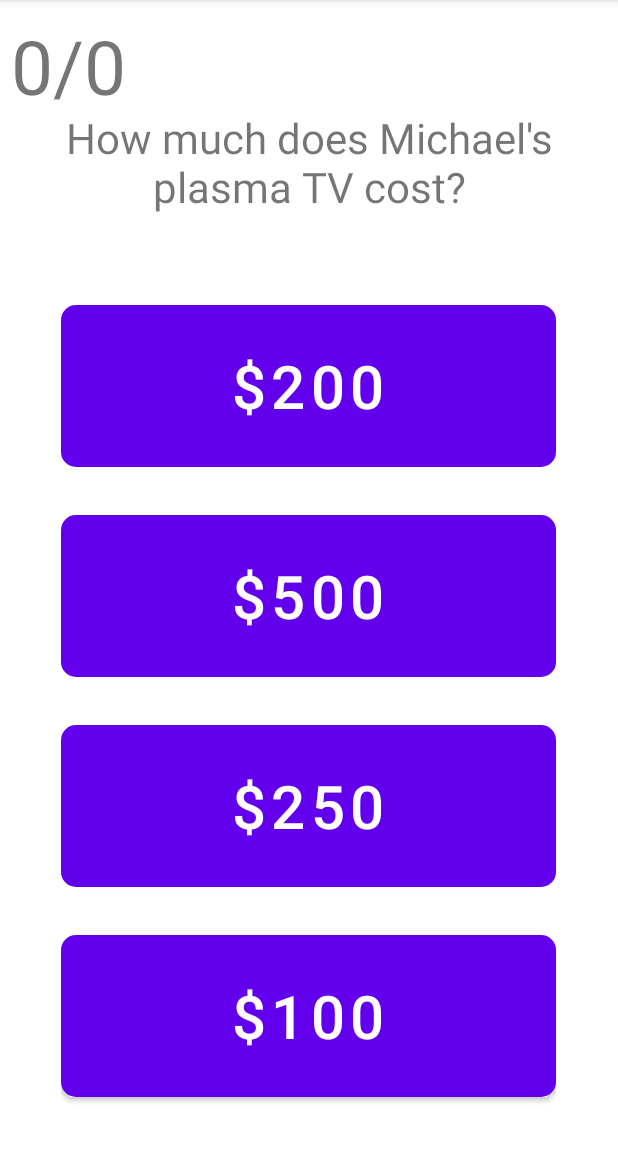
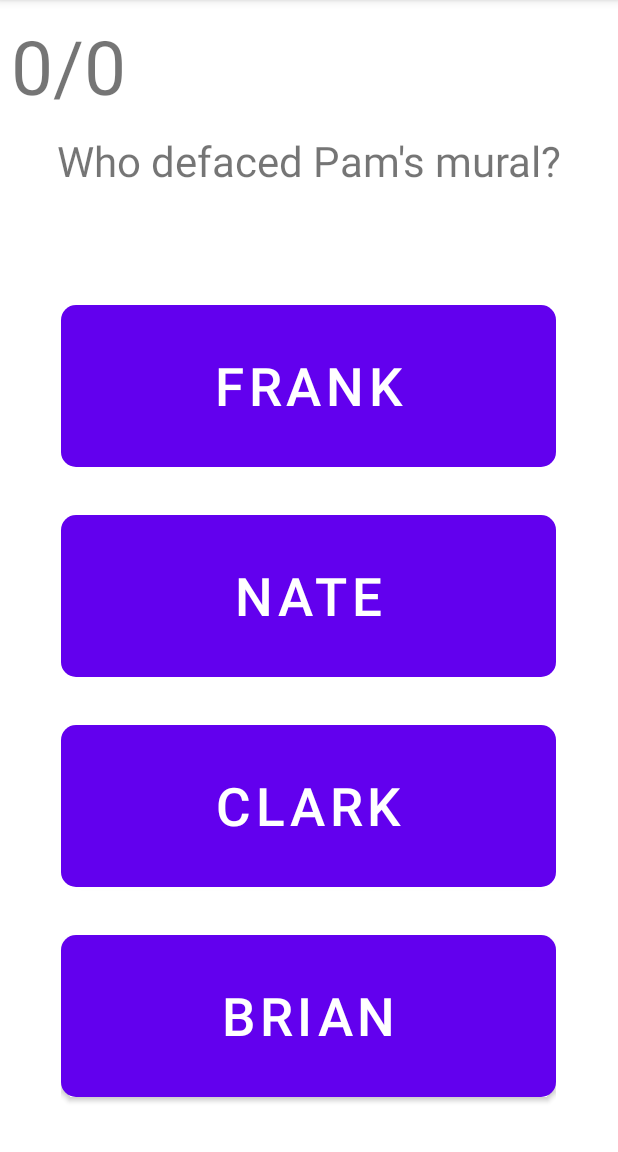
Before and after one commit to AndrewLockVI/TheOfficeQuiz, an Android app: the screen it shows after launch (MainActivity), on a phone screen of 412 x 824 dp, the part 84-1236 px from its top. Run offline under Robolectric (Android 15) with nearby library versions, the phone set to English and light mode, and no system bars.

Commit message:
Made questions keep going and fixed a few question problems.

```diff
--- a/app/src/main/java/com/nebuladev/quizgame/MainActivity.kt
+++ b/app/src/main/java/com/nebuladev/quizgame/MainActivity.kt
@@ -23,6 +23,8 @@ class MainActivity : AppCompatActivity() {
     private var click: ClickChange = ClickChange();
     private lateinit var score: TextView;
     private var answer = false
+    private var rndInt : Int = 0
+    private var questionsUsed : List<Int> = listOf()
 
 
     override fun onCreate(savedInstanceState: Bundle?) {
@@ -34,19 +36,9 @@ class MainActivity : AppCompatActivity() {
         buttonFour = findViewById(R.id.answer_four)
         textOne = findViewById(R.id.txtQuestion)
         score = findViewById(R.id.txtScore)
-
-        var listLength = question1.getQuestionLength()
-        var random = Math.random() * listLength
-        var rndInt = random.roundToInt()
-        var questionAndAnswer: List<String> = question1.question(rndInt);
-        textOne.text = questionAndAnswer[0]
+        nextQuestion()
 
 
-        var answerOrder = rndOrder.randomAnswers()
-        buttonOne.text = questionAndAnswer[answerOrder[0]]
-        buttonTwo.text = questionAndAnswer[answerOrder[1]]
-        buttonThree.text = questionAndAnswer[answerOrder[2]]
-        buttonFour.text = questionAndAnswer[answerOrder[3]]
 
 
         buttonOne.setOnClickListener()
@@ -58,11 +50,12 @@ class MainActivity : AppCompatActivity() {
                 score.text = intScore.toString() + "/" + intQuestion.toString()
                 answer = false
                 //     click.changeClick(buttonOne , buttonTwo , buttonThree , buttonFour)
+                nextQuestion()
 
             } else {
                 intQuestion += 1
                 score.text = intScore.toString() + "/" + intQuestion.toString()
-
+                nextQuestion()
             }
 
 
@@ -76,11 +69,13 @@ class MainActivity : AppCompatActivity() {
                 score.text = intScore.toString() + "/" + intQuestion.toString()
                 answer = false
                 //    click.changeClick(buttonOne , buttonTwo , buttonThree , buttonFour)
+                nextQuestion()
 
             } else {
 
                 intQuestion += 1
                 score.text = intScore.toString() + "/" + intQuestion.toString()
+                nextQuestion()
 
 
             }
@@ -96,10 +91,12 @@ class MainActivity : AppCompatActivity() {
                 score.text = intScore.toString() + "/" + intQuestion.toString()
                 answer = false
                 //   click.changeClick(buttonOne , buttonTwo , buttonThree , buttonFour)
+                nextQuestion()
 
             } else {
                 intQuestion += 1
                 score.text = intScore.toString() + "/" + intQuestion.toString()
+                nextQuestion()
 
             }
 
@@ -114,10 +111,12 @@ class MainActivity : AppCompatActivity() {
                 score.text = intScore.toString() + "/" + intQuestion.toString()
                 answer = false
                 //   click.changeClick(buttonOne , buttonTwo , buttonThree , buttonFour)
+                nextQuestion()
 
             } else {
                 intQuestion += 1
                 score.text = intScore.toString() + "/" + intQuestion.toString()
+                nextQuestion()
 
             }
 
@@ -126,4 +125,30 @@ class MainActivity : AppCompatActivity() {
 
 
     }
+    fun nextQuestion()
+    {
+        var listLength = question1.getQuestionLength()
+
+        while(rndInt == 0 || questionsUsed.contains(rndInt))
+        {
+            var random = Math.random() * listLength
+            rndInt = random.roundToInt()
+        }
+        questionsUsed = questionsUsed + rndInt
+
+
+
+
+        var questionAndAnswer: List<String> = question1.question(rndInt);
+        textOne.text = questionAndAnswer[0]
+
+
+        var answerOrder = rndOrder.randomAnswers()
+        buttonOne.text = questionAndAnswer[answerOrder[0]]
+        buttonTwo.text = questionAndAnswer[answerOrder[1]]
+        buttonThree.text = questionAndAnswer[answerOrder[2]]
+        buttonFour.text = questionAndAnswer[answerOrder[3]]
+    }
+
+
 }
--- a/app/src/main/java/com/nebuladev/quizgame/Question.kt
+++ b/app/src/main/java/com/nebuladev/quizgame/Question.kt
@@ -29,36 +29,36 @@ class Question
         var question10 = listOf("What is Erin's real name?" , "Kelly" , "Jan" , "Hannah" , "Julia")
         var question11 = listOf("Who did Kelly get for secret santa?" , "Oscar" , "Pam" , "Ryan" , "Jim")
         var question12 = listOf("Who did Dwight bring to Michael's dinner party?" , "His Babysitter" , "Kelly" , "Angela" , "Pam's Sister")
-        var question13 = listOf("What is the name of Kevin's first band?" , "Scrantonicity" , "Do Re Migos" , "Scrantones" , "Kevin and the Zits")
+        var question13 = listOf("What show was Michael on as a kid?" , "Fundle Bundle" , "Scott Bunch" , "Hello Scranton" , "Happy Kids")
         var question14 = listOf("What did Michael buy for the Scott's Tots?" , "Batteries" , "Laptops" , "College" , "Notebooks")
         var question15 = listOf("What does Meredith have a PhD in?" , "School Psychology" , "Teaching" , "Management" , "Child Psychology")
         var question16 = listOf("What is Dwight's favorite movie?" , "The Crow" , "Lord of the Rings" , "Harry Potter" , "Superman")
         var question17 = listOf("What does Michael return with after his trip to Jamaica?" , "Beads in his hair" , "Dreadlocks" , "Goatee" , "Beard")
         var question18 = listOf("How many push-ups does Stanley do to beat Michael?" , "26" , "30" , "40" , "35")
-        var question19 = listOf("What is the name of Jim's uprising group against Dwight?" , "The First" , "The Rebellion" , "Paper Pushers" , "The Social Club")
-        var question20 = listOf("What is Andy known as after his singing audition goes viral?" , "Baby Wawa" , "Sit There and Cry Guy" , "Audition Guy" , "Roo-Doo-Doot-Da-Doo")
+        var question19 = listOf("What is the name of Jim's uprising group?" , "The First" , "The Rebellion" , "Paper Pushers" , "The Social Club")
+        var question20 = listOf("What is Andy known as after his singing audition goes viral?" , "Baby Wawa" , "Sit There and Cry Guy" , "Audition Guy" , "Cornell Crier")
         var question21 = listOf("What passport other than a US one does Creed have?" , "Swiss" , "German" , "Canadian" , "Australian")
         var question22 = listOf("How many cousins does Dwight have?" , "70" , "10" , "25" , "3")
         var question23 = listOf("How old does Helene turn on her Birthday?" , "58" , "55" , "49" , "59")
         var question24 = listOf("How much does Michael think the first-aid dummy costs?" , "$5,300" , "$35,000" , "$3,500" , "$53,00")
         var question25 = listOf("What is the name of the chair model?" , "Deborah" , "Lynn" , "Carrie" , "Morgan")
-        var question26 = listOf( "Which of the following was not one of Jim's Halloween costumes" , "Dwight" , "Three hole Punch Jim" , "Bookface" , "Dave")
-        var question27 = listOf("What kind of sandwich does Michael have a dream about?" , "Peanut Butter and Tuna" , "Tuna and Skittles" , "Mayo and Black Olives" , "Tuna and Jam")
+        var question26 = listOf( "Which of the was not one of Jim's Halloween costumes?" , "Dwight" , "Three hole Punch Jim" , "Bookface" , "Dave")
+        var question27 = listOf("What color shirt does Dwight normally wear?" , "Mustard Yellow" , "Rust Brown" , "Ketchup Red" , "Navy Blue")
         var question28 = listOf("What is Dwight's porcupine's name?","Henrietta","Hilly","Hetty","Henry")
         var question29 = listOf("What is Kelly Kapoor's middle name?" , "Rajnigandha" , "Naya" , "Inaya" , "Diya")
-        var question30 = listOf("What is Kelly Hannon's middle name" , "Erin" , "Samantha" , "Sylvia" , "Pam")
-        var question31 = listOf("What does Michael eat instead of ice cream?" , "Mayo and Black Olives" , "Mayo and Chocolate Chips" , "Mayo and Pickles" , "Sour cream and Olives")
+        var question30 = listOf("What is Kelly Hannon's middle name?" , "Erin" , "Samantha" , "Sylvia" , "Pam")
+        var question31 = listOf("What does Michael eat instead of ice cream?" , "Mayo and Black Olives" , "Mayo and Cookies" , "Mayo and Pickles" , "Sour cream and Olives")
         var question32 = listOf("What acronym does Creed come up with? " , "BOBODDY" , "NOBODDY" , "DUNDER" , "BOBANY")
-        var question33 = listOf("What does Michael order when he goes to lunch with the insurance salesman?" , "Gabagool" , "Capicola" , "Prosciutoo" , "Sangria")
+        var question33 = listOf("What is Pam's maiden name?" , "Beesly" , "Lader" , "Schaffer" , "Youngs")
         var question34 = listOf("What do Shrutes stand in while getting married?" , "Graves" , "Bath Tub" , "Barn" , "Manure")
         var question35 = listOf("Where does Michael go on a business trip?" , "Winnipeg" , "Montreal" , "Quebec" , "Toronto")
-        var question36 = listOf("When auditioning for the play what show does Michael act out?" , "Law & Order" , "CSI : Miami" , "Lost" , "Blue Bloods")
+        var question36 = listOf("How many seasons of The Office are there?" , "9" , "8" , "12" , "10")
         var question37 = listOf("How much does Michael's plasma TV cost?" , "$200" , "$100" , "$500" , "$250")
         var question38 = listOf("What is Roy's brother's name?" , "Kenny" , "Nick" , "Troy" , "Chris")
-        var question39 = listOf("Who was Pam's replacement when she was on maternity leave?" , "Kathy" , "Katie" , "Karen" , "Katherine")
+        var question39 = listOf("Who was Pam's replacement when she had the baby?" , "Kathy" , "Katie" , "Karen" , "Katherine")
         var question40 = listOf("What outlet store does Dwight tell Jan to go to?" , "Liz Claiborne" , "Anne Taylor" , "JCPenny" , "Adrianna Papell")
         var question41 = listOf("What does Devon dress up as on Halloween?" , "Homeless man" , "Vampire" , "Mummy" , "Zombie")
-        var question42 = listOf("What does Michael put in Toby's desk to frame him for drug possession?" , "Caprese Salad" , "Spinach" , "Frisee Salad" , "Caesar Salad")
+        var question42 = listOf("What does Michael put in Toby's desk to frame him?" , "Caprese Salad" , "Spinach" , "Frisee Salad" , "Caesar Salad")
         var question43 = listOf("What clothing does Michael have dry cleaned?" , "Jeans" , "Ties" , "Socks" , "Suit Jacket")
         var question44 = listOf("What is the name of the insurance salesman?" , "Grotti" , "Gotti" , "Gozi" , "Gradle")
         var question45 = listOf("Who tries to kiss Pam at the Diwali celebration?" , "Michael" , "Roy" , "Jim" , "Toby")
@@ -67,13 +67,33 @@ class Question
         var question48 = listOf("What type of farm does Dwight have?" , "Beet" , "Candy" , "Carrot" , "Bear")
         var question49 = listOf("Which of Angela's cats does Dwight kill?" , "Sprinkles" , "Bandit" , "Sparkles" , "Fluffy")
         var question50 = listOf("Who did Michael hit with his car?" , "Meredith" , "Angela" , "Kelly" , "Stanley")
+        var question51 = listOf("Who defaced Pam's mural?" , "Frank" , "Brian" , "Nate" , "Clark")
+        var question52 = listOf("What is the best pizza place according to the office?" , "Alfredo's Pizza Cafe" , "Pizza by Alfredo" , "Pizza Hut" , "Little Caesars")
+        var question53 = listOf("What is Meredith's last name?" , "Palmer" , "Miller" , "Bennet" , "Brooks")
+        var question54 = listOf("Who does Phyllis play in the murder mystery game?" , "Beatrix Bourbon" , "Bitsy Buttercup" , "Calista Crawdad" , "Phyllis Phony")
+        var question55 = listOf("What movie does Pete know word for word?" , "Die Hard" , "Threat Level Midnight" , "A Quiet Place" , "Million Dollar Baby")
+        var question56 = listOf("What does Michael fall into when on a sales call with Jim?" , "Koi Pond" , "Lake" , "Mud Puddle" , "Swimming Pool")
+        var question57 = listOf("What was Kevin's high school nickname?" , "Kool-aid-man" , "Lardo" , "Dunder Man" , "Puffy")
+        var question58 = listOf("What is Michael's online dating profile name?" , "Little Kid Lover" , "Mike the Magic" , "I Like Kids" , "Kid Hugger")
+        var question59 = listOf("What is the IT guy's name?" , "Nick" , "Pete" , "Kent" , "Danny")
+        var question60 = listOf("How much weight did the office staff lose?" , "35 lbs" , "30 lbs" , "54 lbs" , "19 lbs")
+        var question61 = listOf("Who wins the fun run race?" , "Toby" , "Creed" , "Oscar" , "Dwight")
+        var question62 = listOf("Which cat does Angela throw into the ceiling?" , "Bandit" , "Sparkles" , "Sprinkles" , "Princess Lady")
+        var question63 = listOf("What was Hidetoshi Hasegawa’s job in Japan?" , "Heart Surgeon" , "Regional Manager" , "Cashier" , "Paper Salesman")
+        var question64 = listOf("Who does the senator cheat on Angela with?" , "Oscar" , "Pam" , "Kelly" , "Erin")
+        var question65 = listOf("Who breaks the office silent streak?" , "Kevin" , "Michael" , "Toby" , "Andy")
+        var question66 = listOf("What kind of car does Dwight own?" , "Trans Am" , "Mustang" , "Jeep" , "Camaro")
+        var question67 = listOf("What language does Dwight attempt to teach Erin?" , "Dothraki" , "German" , "Mandarin" , "Klingon")
+        var question68 = listOf("Who does Kelly get engaged to?" , "Ravi" , "Ryan" , "Hunter" , "Pete")
+        var question69 = listOf("What shape is the Sabre tablet?" , "Triangle" , "Rectangle" , "Square" , "Star")
+        var question70 = listOf("What company acquires Dunder Mifflin?" , "Sabre" , "Provean" , "Decovo" , "Zonos")
 
 
 
 
 
 
-        val questionBank = listOf(question1, question2 , question3, question4, question5 , question6 ,question7 ,question8 ,question9 ,question10,question11,question12,question13,question14,question15,question16,question17,question18,question19,question20,question21,question22,question23 , question24 , question25, question26 , question27, question28 , question29, question30, question31,question32,question33,question34,question35,question36,question37,question38,question39,question40,question41,question42,question43,question44,question45,question46,question47,question48,question49,question50)
+        val questionBank = listOf(question1, question2 , question3, question4, question5 , question6 ,question7 ,question8 ,question9 ,question10,question11,question12,question13,question14,question15,question16,question17,question18,question19,question20,question21,question22,question23 , question24 , question25, question26 , question27, question28 , question29, question30, question31,question32,question33,question34,question35,question36,question37,question38,question39,question40,question41,question42,question43,question44,question45,question46,question47,question48,question49,question50,question51,question52,question53,question54,question55,question56,question57,question58,question59,question60,question61,question62,question63,question64,question65,question66,question67,question68,question69,question70)
         return questionBank;
     }
 
--- a/app/src/main/res/layout/activity_main.xml
+++ b/app/src/main/res/layout/activity_main.xml
@@ -45,7 +45,7 @@
             android:layout_height="120dp"
             android:gravity="center"
             android:text="@string/button_two"
-            android:textSize="40dp"
+            android:textSize="35dp"
             android:translationY="0dp"
             app:cornerRadius="10dp" />
         <View
@@ -58,7 +58,7 @@
             android:layout_height="120dp"
             android:gravity="center"
             android:text="@string/button_one"
-            android:textSize="40dp"
+            android:textSize="35dp"
             android:translationY="0dp"
             app:cornerRadius="10dp" />
     </LinearLayout>
@@ -77,7 +77,7 @@
                 android:layout_height="120dp"
                 android:gravity="center"
                 android:text="@string/button_three"
-                android:textSize="40dp"
+                android:textSize="35dp"
                 android:translationY="0dp"
 
 
@@ -92,7 +92,7 @@
                 android:layout_height="120dp"
                 android:gravity="center"
                 android:text="@string/button_four"
-                android:textSize="40dp"
+                android:textSize="35dp"
                 android:translationY="0dp"
                 app:cornerRadius="10dp" />
         </LinearLayout>
```
